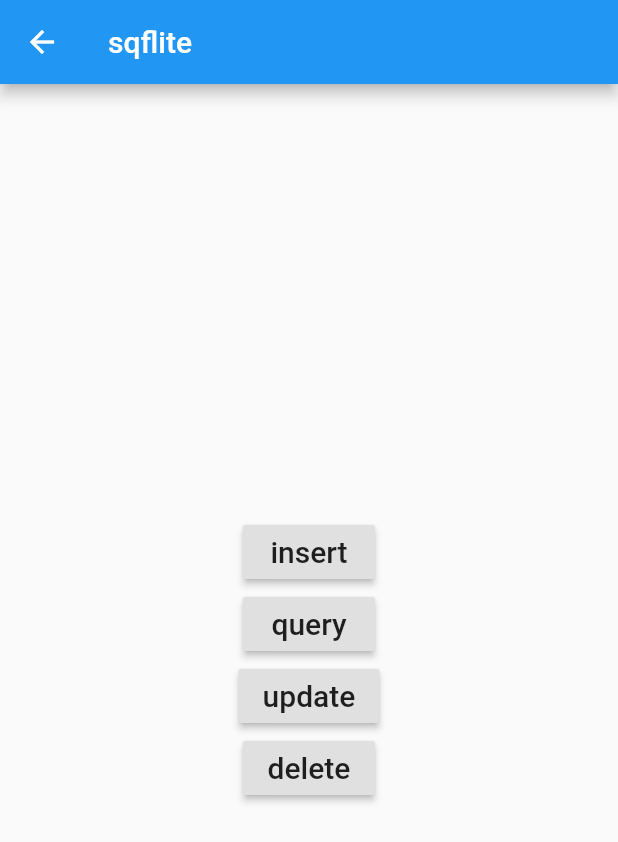
After one commit to shandilyaaman/flutter_cadelab, a Flutter app: the SqlitePage screen opened directly, after a tap on "insert", on a phone screen of 412 x 824 dp. The commit adds this screen. Shown: the top 842 px of the screen. Run offline on Flutter 3.47's test engine with Material 2 defaults, Android fonts, the phone set to English and light mode, and no system bars; our stand-ins replace sqflite; accounts and stored records are empty.

Commit message:
added sqlite

```diff
--- a/lib/dashboard/home.dart
+++ b/lib/dashboard/home.dart
@@ -1,10 +1,10 @@
 import 'package:flutter/material.dart';
 import 'package:flutter_codelab/bottomnavigation/bottombarview.dart';
 import 'package:flutter_codelab/commons/commonwidgets.dart';
-import 'package:flutter_codelab/listview/listview.dart';
 import 'package:flutter_codelab/listview/listviewtypes.dart';
 import 'package:flutter_codelab/rest_api_example/restapicall.dart';
 import 'package:flutter_codelab/tabview/tabview.dart';
+import 'package:flutter_codelab/sqlite/mainpage.dart';
 
 class Home extends StatelessWidget {
   final double _cardHeight = 120.0;
@@ -92,10 +92,14 @@ class Home extends StatelessWidget {
                 Expanded(
                     child: new GestureDetector(
                         onTap: () {
-                          print('button pressed');
+                          Navigator.push(
+                            context,
+                            MaterialPageRoute(
+                                builder: (context) => SqlitePage()),
+                          );
                         },
                         child: CommonWidgets.card(_cardHeight, _cardColorBlue,
-                            'Registration Form', Icons.pregnant_woman))),
+                            'SQLite', Icons.pregnant_woman))),
                 Expanded(
                   child: new GestureDetector(
                       onTap: () {
--- a/lib/listview/listwithdifferentviews.dart
+++ b/lib/listview/listwithdifferentviews.dart
@@ -14,7 +14,7 @@ class ListWithDynamicViews extends StatelessWidget {
     );
   }
 
-  Widget _renderitems(BuildContext context, int index) {
+  _renderitems(BuildContext context, int index) {
     int value = index % 3;
     if (value == 0) {
       return Text('Text at Value $value');
--- /dev/null
+++ b/lib/sqlite/actor.dart
@@ -0,0 +1,23 @@
+import 'package:flutter_codelab/sqlite/dbhelper.dart';
+
+class Actor {
+  int id, age;
+  String name;
+
+  Actor({this.id, this.name, this.age});
+
+  Map<String, dynamic> toMap() => {
+        DatabaseHelper.columnName: name,
+        DatabaseHelper.columnAge: age,
+      };
+
+  factory Actor.fromMap(Map<String, dynamic> data) => new Actor(
+        id: data["_id"],
+        name: data["name"],
+        age: data["age"],
+      );
+
+  getId() => id;
+  getName() => name;
+  getAge() => age;
+}
--- /dev/null
+++ b/lib/sqlite/dbhelper.dart
@@ -0,0 +1,93 @@
+import 'dart:io';
+
+import 'package:path/path.dart';
+import 'package:sqflite/sqflite.dart';
+import 'package:path_provider/path_provider.dart';
+import './actor.dart';
+
+class DatabaseHelper {
+
+  static final _databaseName = "MyDatabase.db";
+  static final _databaseVersion = 1;
+
+  static final table = 'my_table';
+
+  static final columnId = '_id';
+  static final columnName = 'name';
+  static final columnAge = 'age';
+
+  // make this a singleton class
+  DatabaseHelper._privateConstructor();
+  static final DatabaseHelper instance = DatabaseHelper._privateConstructor();
+
+  // only have a single app-wide reference to the database
+  static Database _database;
+  Future<Database> get database async {
+    if (_database != null) return _database;
+    // lazily instantiate the db the first time it is accessed
+    _database = await _initDatabase();
+    return _database;
+  }
+
+  // this opens the database (and creates it if it doesn't exist)
+  _initDatabase() async {
+    Directory documentsDirectory = await getApplicationDocumentsDirectory();
+    String path = join(documentsDirectory.path, _databaseName);
+    return await openDatabase(path,
+        version: _databaseVersion,
+        onCreate: _onCreate);
+  }
+
+  // SQL code to create the database table
+  Future _onCreate(Database db, int version) async {
+    await db.execute('''
+          CREATE TABLE $table (
+            $columnId INTEGER PRIMARY KEY,
+            $columnName TEXT NOT NULL,
+            $columnAge INTEGER NOT NULL
+          )
+          ''');
+  }
+
+  // Helper methods
+
+  // Inserts a row in the database where each key in the Map is a column name
+  // and the value is the column value. The return value is the id of the
+  // inserted row.
+  Future<int> insert(Map<String, dynamic> row) async {
+    Database db = await instance.database;
+    return await db.insert(table, row);
+  }
+
+  // All of the rows are returned as a list of maps, where each map is
+  // a key-value list of columns.
+  Future<List<Actor>> queryAllRows() async {
+    Database db = await instance.database;
+    List<Map<String, dynamic>> mapList = await db.query(table);
+    List<Actor> list = new List();
+    mapList.forEach((row) => list.add(Actor.fromMap(row)));
+    return list;
+  }
+
+  // All of the methods (insert, query, update, delete) can also be done using
+  // raw SQL commands. This method uses a raw query to give the row count.
+  Future<int> queryRowCount() async {
+    Database db = await instance.database;
+    return Sqflite.firstIntValue(await db.rawQuery('SELECT COUNT(*) FROM $table'));
+  }
+
+  // We are assuming here that the id column in the map is set. The other
+  // column values will be used to update the row.
+  Future<int> update(Map<String, dynamic> row) async {
+    Database db = await instance.database;
+    int id = row[columnId];
+    return await db.update(table, row, where: '$columnId = ?', whereArgs: [id]);
+  }
+
+  // Deletes the row specified by the id. The number of affected rows is
+  // returned. This should be 1 as long as the row exists.
+  Future<int> delete(int id) async {
+    Database db = await instance.database;
+    return await db.delete(table, where: '$columnId = ?', whereArgs: [id]);
+  }
+}
--- /dev/null
+++ b/lib/sqlite/mainpage.dart
@@ -0,0 +1,95 @@
+import 'package:flutter/material.dart';
+import 'package:flutter_codelab/sqlite/dbhelper.dart';
+import 'package:flutter_codelab/sqlite/actor.dart';
+
+class SqlitePage extends StatelessWidget {
+// reference to our single class that manages the database
+  final dbHelper = DatabaseHelper.instance;
+
+// homepage layout
+  @override
+  Widget build(BuildContext context) {
+    return Scaffold(
+      appBar: AppBar(
+        title: Text('sqflite'),
+      ),
+      body: Center(
+        child: Column(
+          mainAxisAlignment: MainAxisAlignment.center,
+          children: <Widget>[
+            RaisedButton(
+              child: Text(
+                'insert',
+                style: TextStyle(fontSize: 20),
+              ),
+              onPressed: () {
+                _insert();
+              },
+            ),
+            RaisedButton(
+              child: Text(
+                'query',
+                style: TextStyle(fontSize: 20),
+              ),
+              onPressed: () {
+                _query();
+              },
+            ),
+            RaisedButton(
+              child: Text(
+                'update',
+                style: TextStyle(fontSize: 20),
+              ),
+              onPressed: () {
+                _update();
+              },
+            ),
+            RaisedButton(
+              child: Text(
+                'delete',
+                style: TextStyle(fontSize: 20),
+              ),
+              onPressed: () {
+                _delete();
+              },
+            ),
+          ],
+        ),
+      ),
+    );
+  }
+
+// Button onPressed methods
+
+  void _insert() async {
+// row to insert
+  Actor actor = new Actor(name: 'Aman', age: 25);
+    Map<String, dynamic> row = actor.toMap();
+    final id = await dbHelper.insert(row);
+    print('inserted row id: $id');
+  }
+
+  void _query() async {
+    final List<Actor> allRows = await dbHelper.queryAllRows();
+    print('query all rows:');
+    allRows.forEach((row) => print(row.toMap()));
+  }
+
+  void _update() async {
+// row to update
+    Map<String, dynamic> row = {
+      DatabaseHelper.columnId: 1,
+      DatabaseHelper.columnName: 'Mary',
+      DatabaseHelper.columnAge: 32
+    };
+    final rowsAffected = await dbHelper.update(row);
+    print('updated $rowsAffected row(s)');
+  }
+
+  void _delete() async {
+// Assuming that the number of rows is the id for the last row.
+    final id = await dbHelper.queryRowCount();
+    final rowsDeleted = await dbHelper.delete(id);
+    print('deleted $rowsDeleted row(s): row $id');
+  }
+}
--- a/pubspec.yaml
+++ b/pubspec.yaml
@@ -20,6 +20,8 @@ dependencies:
   flutter:
     sdk: flutter
   http: ^0.12.0+2
+  sqflite: ^1.1.3
+  path_provider: ^0.4.1
 
   # The following adds the Cupertino Icons font to your application.
   # Use with the CupertinoIcons class for iOS style icons.
```
Also changed, not shown: pubspec.lock.
